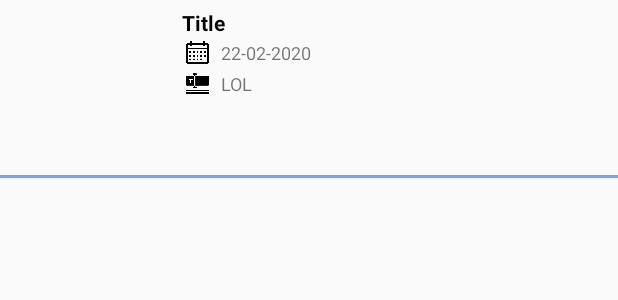
After one commit to lehung1999ct/NewsPlus, an Android app: the layout item_seen.xml on its own in the app's theme, with its tools: preview values and no code run, on a phone screen of 412 x 824 dp. The commit adds this screen. Shown: the top 300 px of the screen. Run offline under Robolectric (Android 15) with nearby library versions, the phone set to English and light mode, and no system bars.

Commit message:
>>Fragment Profile<<
-News Seen: 90%

```diff
--- a/app/src/main/java/myexam/th/lth/newsapp/screen/BookmarkActivity.java
+++ b/app/src/main/java/myexam/th/lth/newsapp/screen/BookmarkActivity.java
@@ -25,7 +25,6 @@ import java.util.ArrayList;
 
 public class BookmarkActivity extends AppCompatActivity {
 
-    private BookmarkNews ObjectNews;
     NewsDAO dao;
     ArrayList<BookmarkNews> arrayList;
     private RecyclerView rvBookmark;
--- /dev/null
+++ b/app/src/main/res/layout/item_seen.xml
@@ -0,0 +1,86 @@
+<?xml version="1.0" encoding="utf-8"?>
+<LinearLayout xmlns:android="http://schemas.android.com/apk/res/android"
+    android:orientation="vertical" android:layout_width="match_parent"
+    android:layout_height="wrap_content">
+
+    <LinearLayout
+        android:layout_width="match_parent"
+        android:layout_height="wrap_content"
+        android:orientation="horizontal">
+        <LinearLayout
+            android:layout_width="wrap_content"
+            android:layout_height="wrap_content"
+            android:padding="@dimen/_2sdp">
+            <ImageView
+                android:id="@+id/ivSeen"
+                android:layout_width="@dimen/_85sdp"
+                android:layout_height="@dimen/_85sdp"
+                android:scaleType="fitXY"/>
+        </LinearLayout>
+        <LinearLayout
+            android:layout_width="match_parent"
+            android:layout_height="wrap_content"
+            android:padding="@dimen/_4sdp"
+            android:orientation="vertical">
+            <TextView
+                android:id="@+id/tvTitle_seen"
+                android:layout_width="match_parent"
+                android:layout_height="wrap_content"
+                android:text="Title"
+                android:textStyle="bold"
+                android:textColor="#000"
+                android:lines="1"
+                android:maxLines="1"/>
+
+            <LinearLayout
+                android:layout_width="match_parent"
+                android:layout_height="wrap_content"
+                android:orientation="horizontal">
+                <ImageView
+                    android:layout_width="@dimen/_16sdp"
+                    android:layout_height="@dimen/_16sdp"
+                    android:src="@drawable/ic_calendar"
+                    android:padding="@dimen/_2sdp"/>
+                <TextView
+                    android:id="@+id/tvDate_seen"
+                    android:layout_width="match_parent"
+                    android:layout_height="wrap_content"
+                    android:layout_gravity="center"
+                    android:text="22-02-2020"
+                    android:textSize="@dimen/_9sdp"
+                    android:paddingLeft="@dimen/_4sdp"/>
+            </LinearLayout>
+            <LinearLayout
+                android:layout_width="match_parent"
+                android:layout_height="wrap_content"
+                android:orientation="horizontal">
+                <ImageView
+                    android:layout_width="@dimen/_16sdp"
+                    android:layout_height="@dimen/_16sdp"
+                    android:src="@drawable/ic_cate"
+                    android:padding="@dimen/_2sdp"/>
+                <TextView
+                    android:id="@+id/tvCate_seen"
+                    android:layout_width="match_parent"
+                    android:layout_height="wrap_content"
+                    android:layout_gravity="center"
+                    android:text="LOL"
+                    android:textSize="@dimen/_9sdp"
+                    android:paddingLeft="@dimen/_4sdp"/>
+            </LinearLayout>
+            <TextView
+                android:id="@+id/tvDesc_seen"
+                android:layout_width="match_parent"
+                android:layout_height="wrap_content"
+                android:padding="@dimen/_4sdp"
+                android:textSize="@dimen/_10sdp"
+                android:lines="2"
+                android:maxLines="2"/>
+        </LinearLayout>
+
+    </LinearLayout>
+    <View
+        android:layout_width="match_parent"
+        android:layout_height="2dp"
+        android:background="@color/blu5" />
+</LinearLayout>
```
Also changed, not shown: app/src/main/java/myexam/th/lth/newsapp/adapter/SeenAdapter.java (added, +78 -0 lines), app/src/main/java/myexam/th/lth/newsapp/dao/NewsSeenDAO.java (added, +103 -0 lines), app/src/main/java/myexam/th/lth/newsapp/dao/SeenDBHelper.java (added, +51 -0 lines), app/src/main/java/myexam/th/lth/newsapp/fragment/FragmentProfileUser.java (+41 -4 lines), app/src/main/java/myexam/th/lth/newsapp/model/NewsSeen.java (added, +126 -0 lines), app/src/main/java/myexam/th/lth/newsapp/screen/DetailHotNewActivity.java (+39 -3 lines).
